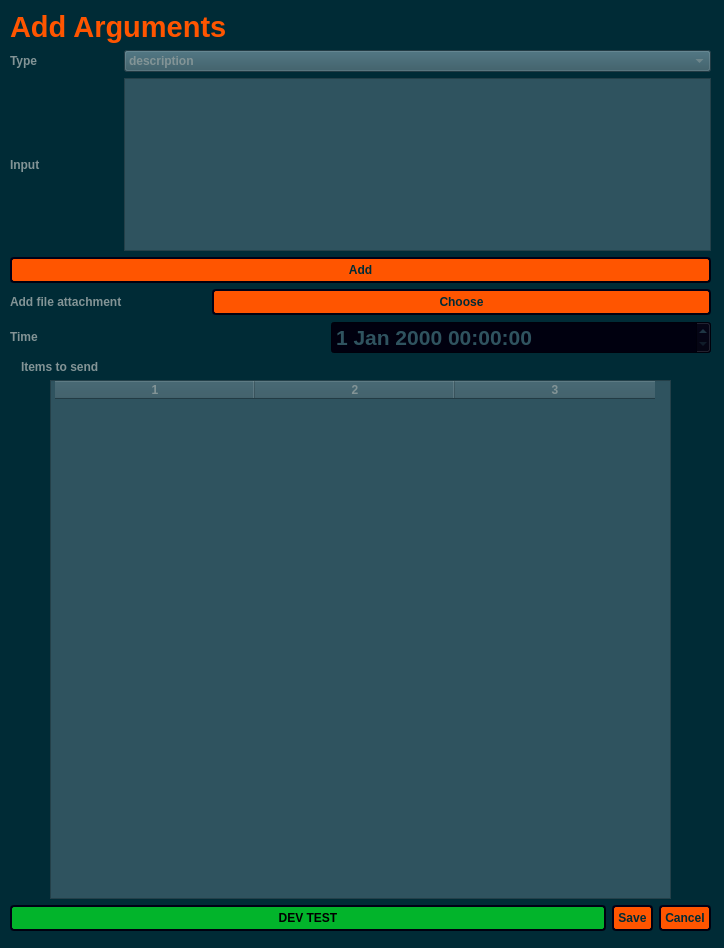
First picture: the form in argdialog.ui, repository StronglogicSolutions/ky_gui, before the edit.
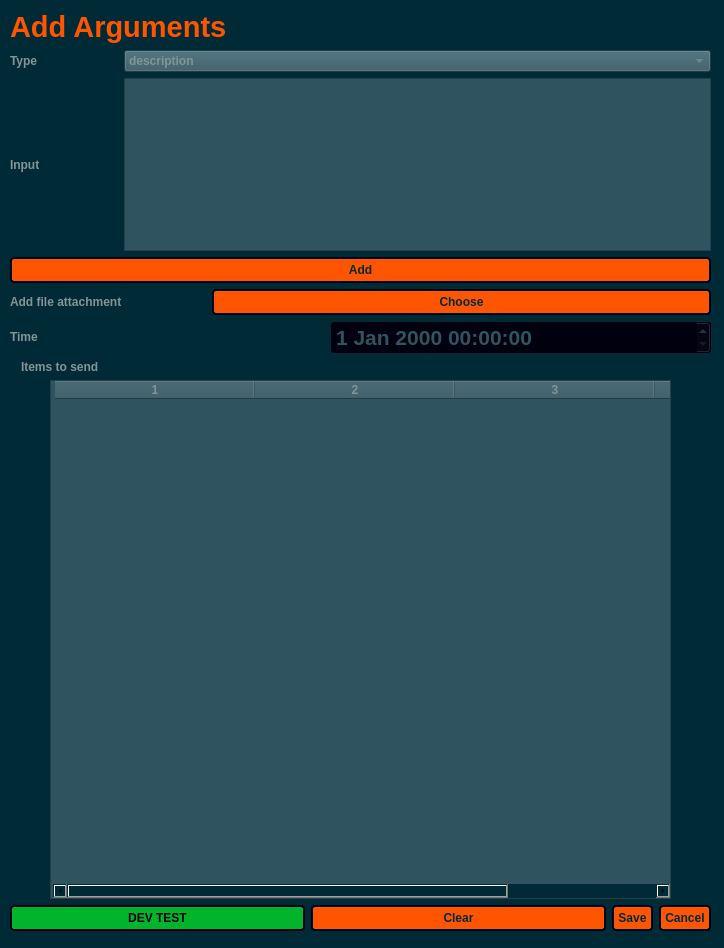
Second picture: the form after the edit. Icons and pictures are not drawn.

```diff
--- a/argdialog.ui
+++ b/argdialog.ui
@@ -318,7 +318,7 @@
          <bool>true</bool>
         </property>
         <property name="columnCount">
-         <number>3</number>
+         <number>4</number>
         </property>
         <attribute name="horizontalHeaderCascadingSectionResizes">
          <bool>false</bool>
@@ -338,6 +338,7 @@
         <column/>
         <column/>
         <column/>
+        <column/>
        </widget>
       </item>
       <item>
@@ -381,6 +382,30 @@
         </property>
        </widget>
       </item>
+      <item>
+       <widget class="QPushButton" name="clear">
+        <property name="styleSheet">
+         <string notr="true">background-color: rgb(255, 85, 0);
+font: 87 11pt &quot;Noto Sans&quot;;
+color: rgb(0, 43, 54);
+font-weight: 700;
+padding: 4px;
+border-style: outset;
+border-width: 2px;
+border-radius: 4px;
+border-color: #00000f;
+min-width: 4em;
+padding: 4px;</string>
+        </property>
+        <property name="text">
+         <string>Clear</string>
+        </property>
+        <property name="icon">
+         <iconset>
+          <normaloff>icons/erase.png</normaloff>icons/erase.png</iconset>
+        </property>
+       </widget>
+      </item>
       <item>
        <widget class="QDialogButtonBox" name="argCommandButtons">
         <property name="sizePolicy">
```
Left out of the diff: 4 changed lines with no effect on the pictures. Lines whose indentation alone changed are shown as unchanged.
